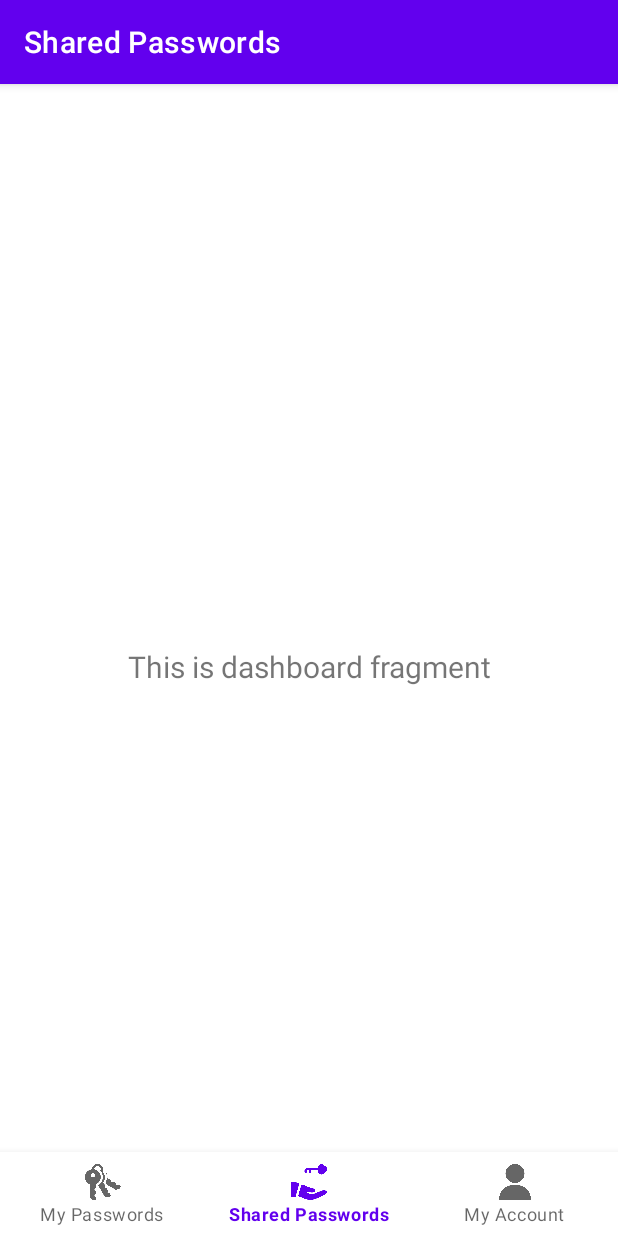
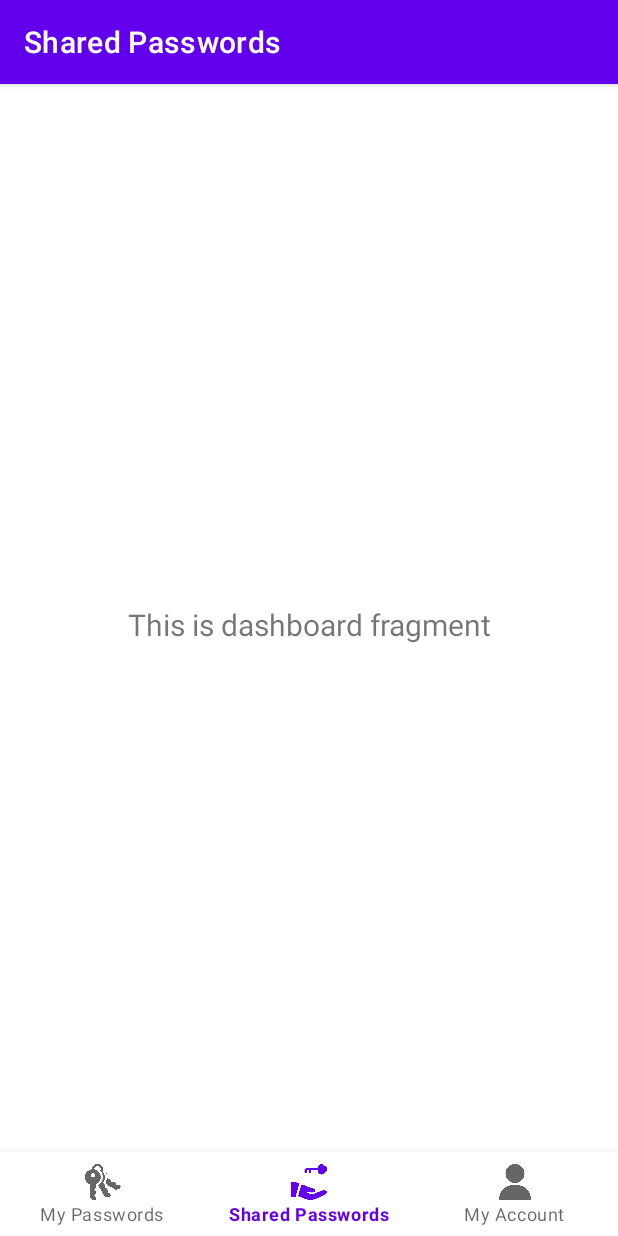
Before and after one commit to CaroyEdu/PassThePass, an Android app: the PTPHome screen opened directly, with no data from a screen before it, item 2 of the bottom bar chosen, on a phone screen of 412 x 824 dp. Run offline under Robolectric (Android 15) with nearby library versions, the light colour scheme and no system bars; our stand-ins replace navigation-ui; 4 statements that could not run were skipped.

Commit message:
fix: solusionao la barra esa de arriba QUE PUSO EDU @EDU

```diff
--- a/PassThePass/app/build.gradle
+++ b/PassThePass/app/build.gradle
@@ -40,6 +40,8 @@ dependencies {
     implementation 'androidx.lifecycle:lifecycle-viewmodel-ktx:2.5.1'
     implementation 'androidx.navigation:navigation-fragment:2.5.3'
     implementation 'androidx.navigation:navigation-ui:2.5.3'
+    implementation 'androidx.recyclerview:recyclerview:1.2.1'
+    implementation 'androidx.cardview:cardview:1.0.0'
     testImplementation 'junit:junit:4.13.2'
     androidTestImplementation 'androidx.test.ext:junit:1.1.4'
     androidTestImplementation 'androidx.test.espresso:espresso-core:3.5.0'
--- a/PassThePass/app/src/main/res/layout/activity_ptphome.xml
+++ b/PassThePass/app/src/main/res/layout/activity_ptphome.xml
@@ -3,8 +3,7 @@
     xmlns:app="http://schemas.android.com/apk/res-auto"
     android:id="@+id/container"
     android:layout_width="match_parent"
-    android:layout_height="match_parent"
-    android:paddingTop="?attr/actionBarSize">
+    android:layout_height="match_parent">
 
     <com.google.android.material.bottomnavigation.BottomNavigationView
         android:id="@+id/nav_view"
@@ -26,8 +25,10 @@
         app:defaultNavHost="true"
         app:layout_constraintBottom_toTopOf="@+id/nav_view"
         app:layout_constraintEnd_toEndOf="parent"
+        app:layout_constraintHorizontal_bias="0.0"
         app:layout_constraintStart_toStartOf="parent"
         app:layout_constraintTop_toTopOf="parent"
+        app:layout_constraintVertical_bias="0.285"
         app:navGraph="@navigation/mobile_navigation" />
 
 </androidx.constraintlayout.widget.ConstraintLayout>
```
